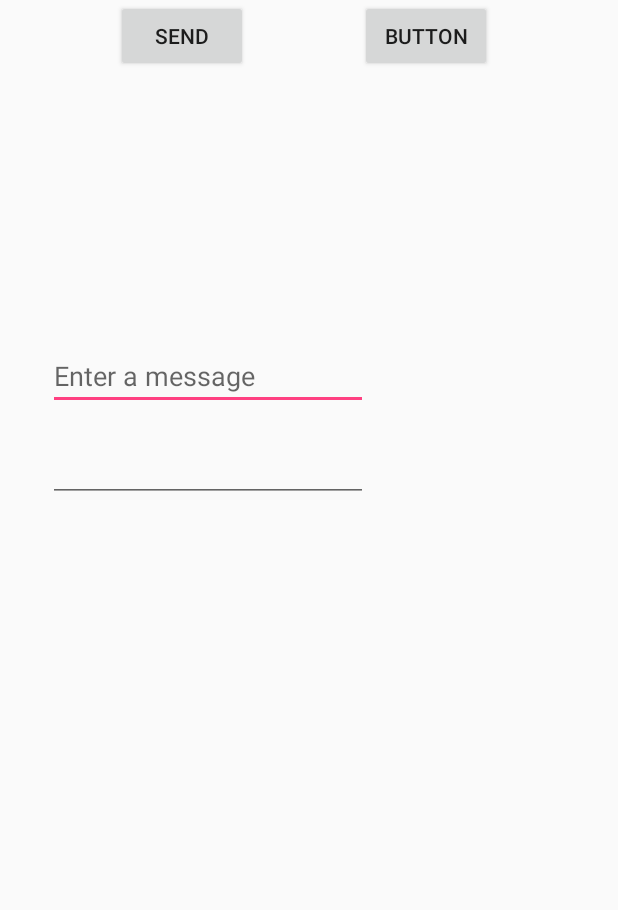
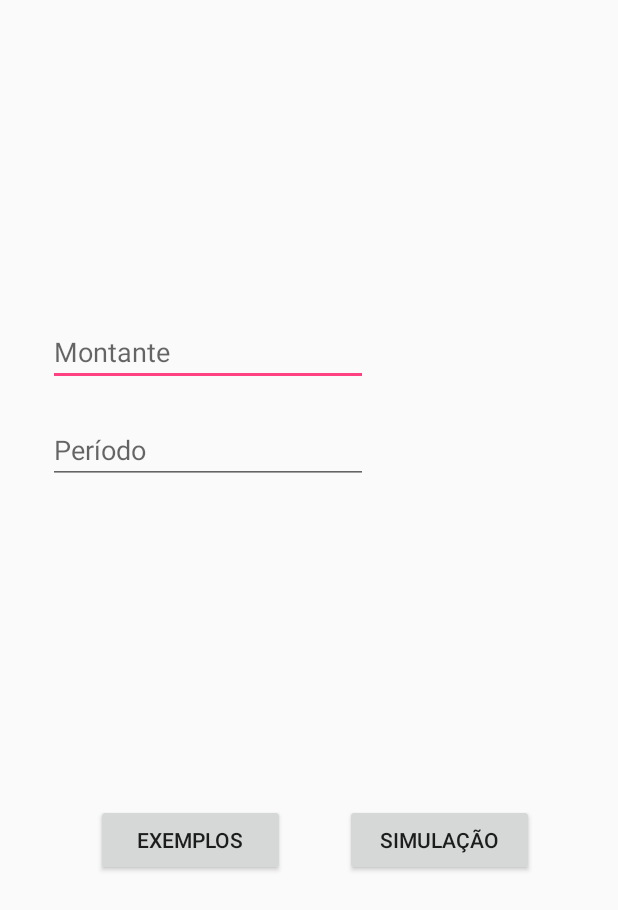
Before and after one commit to brunocmo/Learn-2-Invest, an Android app: the layout activity_main.xml on its own in the app's theme, with its tools: preview values and no code run, on a phone screen of 412 x 824 dp. Shown: the top 910 px of the screen. Run offline under Robolectric (Android 15) with nearby library versions, the phone set to English and light mode, and no system bars.

Commit message:
intro, main e portifolio(Exemplos).

```diff
--- a/telamain/src/main/java/com/a3s/learn2invest/DisplayMessageActivity.java
+++ b/telamain/src/main/java/com/a3s/learn2invest/DisplayMessageActivity.java
@@ -12,13 +12,5 @@ public class DisplayMessageActivity extends AppCompatActivity {
     protected void onCreate(Bundle savedInstanceState) {
         super.onCreate(savedInstanceState);
         setContentView(R.layout.activity_display_message);
-
-        Intent intent = getIntent();
-        String message = intent.getStringExtra(MainActivity.EXTRA_MESSAGE);
-
-        TextView textView = findViewById(R.id.textView);
-        textView.setText(message);
-
-
     }
 }
--- a/telamain/src/main/java/com/a3s/learn2invest/SplashActivity.java
+++ b/telamain/src/main/java/com/a3s/learn2invest/SplashActivity.java
@@ -1,5 +1,7 @@
 package com.a3s.learn2invest;
 
+import android.content.Intent;
+import android.os.Handler;
 import android.support.v7.app.AppCompatActivity;
 import android.os.Bundle;
 
@@ -9,5 +11,21 @@ public class SplashActivity extends AppCompatActivity {
     protected void onCreate(Bundle savedInstanceState) {
         super.onCreate(savedInstanceState);
         setContentView(R.layout.activity_splash);
+
+        Handler handler = new Handler();
+        handler.postDelayed(new Runnable() {
+            @Override
+            public void run() {
+                mostrarMainActivity();
+            }
+        }, 2000);
+    }
+
+    private void mostrarMainActivity() {
+        Intent intent = new Intent(
+                SplashActivity.this,MainActivity.class
+        );
+        startActivity(intent);
+        finish();
     }
 }
--- a/telamain/src/main/res/layout/activity_main.xml
+++ b/telamain/src/main/res/layout/activity_main.xml
@@ -9,33 +9,38 @@
 
     <EditText
             android:layout_width="wrap_content"
-            android:layout_height="wrap_content"
+            android:layout_height="0dp"
             android:inputType="textPersonName"
             android:ems="10"
             android:id="@+id/editText2"
             android:hint="@string/edit_messsage" app:layout_constraintStart_toStartOf="parent"
             android:layout_marginLeft="32dp" android:layout_marginStart="32dp" app:layout_constraintTop_toTopOf="parent"
-            android:layout_marginTop="228dp"/>
+            android:layout_marginTop="212dp"/>
     <Button
             android:text="@string/button_send"
-            android:layout_width="wrap_content"
-            android:layout_height="wrap_content"
+            android:layout_width="126dp"
+            android:layout_height="0dp"
             android:id="@+id/button"
-            android:onClick="sendMessage" tools:layout_editor_absoluteY="370dp"
-            app:layout_constraintStart_toStartOf="parent" app:layout_constraintEnd_toEndOf="parent"
-            app:layout_constraintHorizontal_bias="0.238"/>
+            android:onClick="sendMessage"
+            app:layout_constraintBottom_toBottomOf="parent"
+            android:layout_marginBottom="240dp"
+            app:layout_constraintStart_toStartOf="parent" android:layout_marginLeft="32dp"
+            android:layout_marginStart="32dp" app:layout_constraintEnd_toStartOf="@+id/button2"
+            android:layout_marginEnd="8dp" android:layout_marginRight="8dp"/>
     <EditText
             android:layout_width="wrap_content"
-            android:layout_height="wrap_content"
+            android:layout_height="0dp"
             android:inputType="date"
             android:ems="10"
             android:id="@+id/editText"
             app:layout_constraintStart_toStartOf="parent" android:layout_marginLeft="32dp"
-            android:layout_marginStart="32dp" android:layout_marginTop="16dp"
-            app:layout_constraintTop_toBottomOf="@+id/editText2"/>
+            android:layout_marginStart="32dp" android:layout_marginTop="20dp"
+            app:layout_constraintTop_toBottomOf="@+id/editText2" android:hint="@string/edit_periodo"/>
     <Button
-            android:text="Button"
-            android:layout_width="wrap_content"
-            android:layout_height="wrap_content" tools:layout_editor_absoluteY="370dp" android:layout_marginRight="84dp"
-            android:layout_marginEnd="84dp" app:layout_constraintEnd_toEndOf="parent" android:id="@+id/button2"/>
+            android:layout_width="126dp"
+            android:layout_height="0dp"
+            android:id="@+id/button2"
+            app:layout_constraintBottom_toBottomOf="parent" android:layout_marginBottom="240dp"
+            app:layout_constraintEnd_toEndOf="parent" android:layout_marginEnd="56dp"
+            android:layout_marginRight="56dp" android:text="@string/button_sim"/>
 </android.support.constraint.ConstraintLayout>
--- a/telamain/src/main/res/values/strings.xml
+++ b/telamain/src/main/res/values/strings.xml
@@ -3,6 +3,8 @@
     <string name="ola_mundo_aqui_esta_o_programa_inicial_sobre_investimentos">Ola mundo, aqui esta o programa inicial
         sobre investimentos !!
     </string>
-    <string name="edit_messsage">Enter a message</string>
-    <string name="button_send">Send</string>
+    <string name="button_send">Exemplos</string>
+    <string name="button_sim">Simulação</string>
+    <string name="edit_periodo">Período</string>
+    <string name="edit_messsage">"Montante "</string>
 </resources>
```
